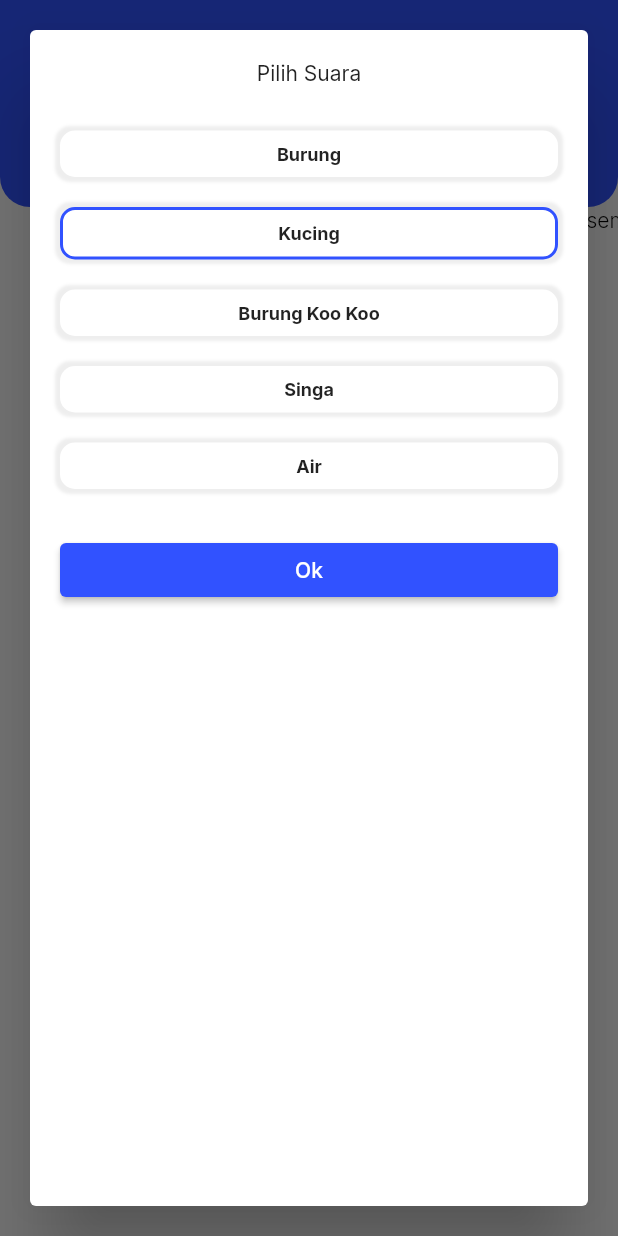
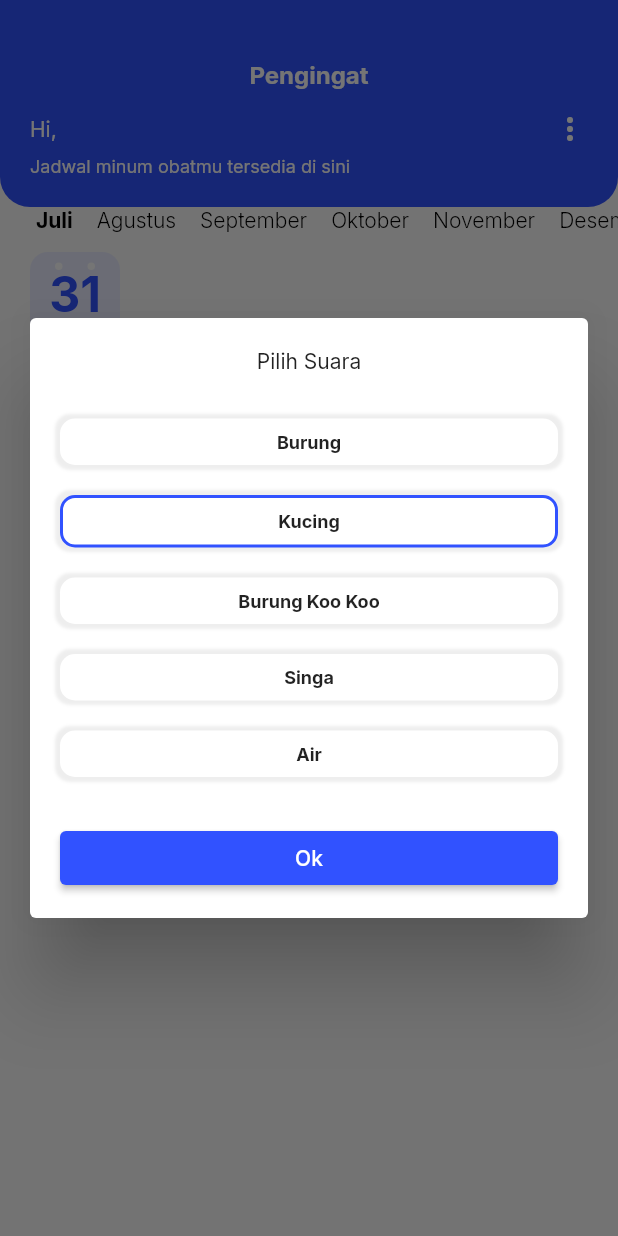
Before and after one commit to AdiatsaPutra/siatma, a Flutter app: the AppBarHomePage screen opened directly with empty values, after a tap on the "more vert" icon, on a phone screen of 412 x 824 dp. Run offline on Flutter 3.47's test engine with Material 2 defaults, Android fonts, the phone set to English and light mode, and no system bars; our stand-ins replace bloc, dartz, datetime_picker_formfield, flutter_bloc, flutter_local_notifications, freezed_annotation and 5 more; missing offline and left inert: android_alarm_manager_plus, flutter_ringtone_player; accounts and stored records are empty.

Commit message:
cek feature notification

```diff
--- a/lib/pages/pages.dart
+++ b/lib/pages/pages.dart
@@ -3,7 +3,6 @@ import 'dart:math';
 import 'package:flutter/material.dart';
 import 'package:flutter_bloc/flutter_bloc.dart';
 import 'package:intl/intl.dart';
-import 'package:logger/logger.dart';
 import 'package:shared_preferences/shared_preferences.dart';
 import 'package:si_atma/blocs/add_reminder/add_reminder_cubit.dart';
 import 'package:si_atma/blocs/reminder/reminder_cubit.dart';
--- a/lib/widgets/appbar_home_page.dart
+++ b/lib/widgets/appbar_home_page.dart
@@ -47,6 +47,8 @@ class AppBarHomePage extends StatelessWidget {
                         context: context,
                         builder: (context) => Dialog(
                           insetPadding: const EdgeInsets.all(20),
+                          child: SizedBox(
+                            height: 400,
                             child: ListView(
                               scrollDirection: Axis.vertical,
                               children: [
@@ -64,17 +66,19 @@ class AppBarHomePage extends StatelessWidget {
                                         onTap: () {
                                           addRingtone.setRingtone(index);
                                           FlutterRingtonePlayer.play(
-                                            fromAsset:
-                                                buildRingtone(context, index));
+                                              fromAsset: buildRingtone(
+                                                  context, index));
                                           context.read<AddReminderCubit>();
                                         },
                                         child: Container(
                                           width: 20,
                                           child: Column(children: [
                                             Padding(
-                                            padding: const EdgeInsets.all(8.0),
+                                              padding:
+                                                  const EdgeInsets.all(8.0),
                                               child: Text(
-                                              buildRingtoneName(context, index),
+                                                buildRingtoneName(
+                                                    context, index),
                                                 style: kSmallTextBold,
                                               ),
                                             ),
@@ -85,8 +89,8 @@ class AppBarHomePage extends StatelessWidget {
                                               color: Colors.white,
                                               borderRadius:
                                                   BorderRadius.circular(10),
-                                            border:
-                                                addRingtone.selectedRingtone ==
+                                              border: addRingtone
+                                                          .selectedRingtone ==
                                                       index
                                                   ? Border.all(
                                                       color: kPrimaryColor,
@@ -110,10 +114,11 @@ class AppBarHomePage extends StatelessWidget {
                                     onPressed: () {
                                       Navigator.pop(context);
                                     },
-                                  child: Text('Ok'),
+                                    child: const Text('Ok'),
                                   ),
                                 ),
                               ],
+                            ),
                           ),
                         ),
                       );
```
Lines whose indentation alone changed are shown as unchanged.
